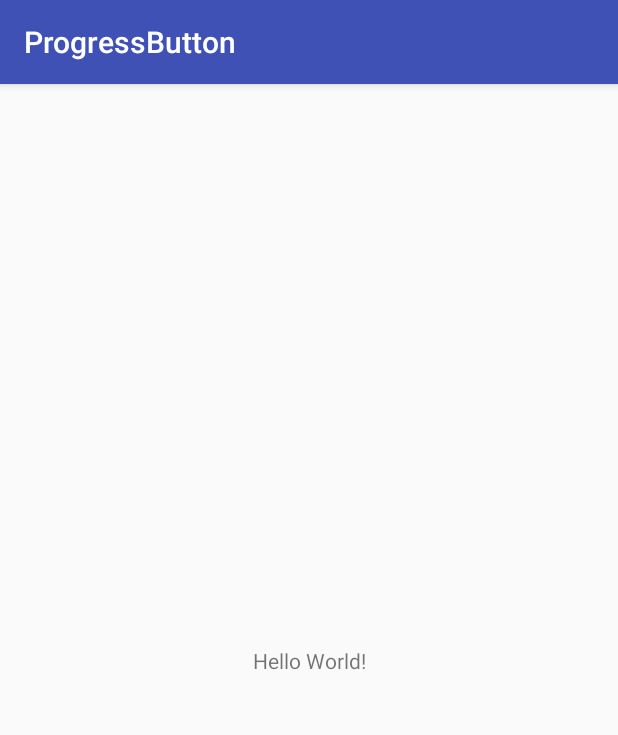
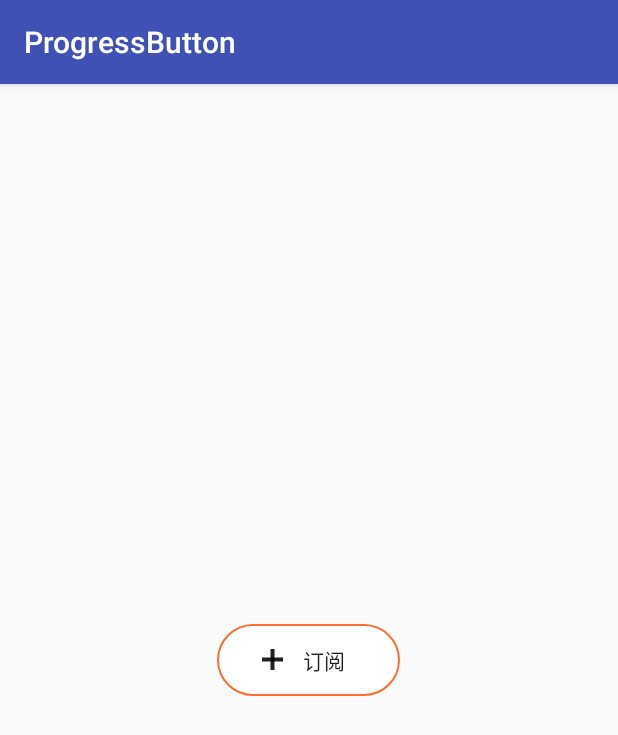
Before and after one commit to TonyEasy/ProgressButton, an Android app: the screen it shows after launch (MainActivity), on a phone screen of 412 x 824 dp. Shown: the top 735 px of the screen. Run offline under Robolectric (Android 15) with nearby library versions, the phone set to English and light mode, and no system bars.

Commit message:
可在xml定义progressbutton状态

```diff
--- a/app/src/main/java/progressbutton/tonyeasy/com/progressbutton/MainActivity.java
+++ b/app/src/main/java/progressbutton/tonyeasy/com/progressbutton/MainActivity.java
@@ -2,12 +2,38 @@ package progressbutton.tonyeasy.com.progressbutton;
 
 import android.support.v7.app.AppCompatActivity;
 import android.os.Bundle;
+import android.view.View;
 
-public class MainActivity extends AppCompatActivity {
+import progressbutton.tonyeasy.com.mylibrary.ProgressButton;
+
+public class MainActivity extends AppCompatActivity implements View.OnClickListener{
+    ProgressButton          progressButton;
 
     @Override
     protected void onCreate(Bundle savedInstanceState) {
         super.onCreate(savedInstanceState);
         setContentView(R.layout.activity_main);
+
+        progressButton = (ProgressButton) findViewById(R.id.button);
+        progressButton.animOff();
+
+        progressButton.setOnClickListener(this);
+    }
+
+    @Override
+    public void onClick(View view) {
+        switch (view.getId()){
+            case R.id.button:
+                progressButton.startRotate();
+                HandlerUtil
+                        .getInstance(MainActivity.this)
+                        .postDelayed(new Runnable() {
+                            @Override
+                            public void run() {
+                                progressButton.animOn();
+                            }
+                        }, 1000);
+                break;
+        }
     }
 }
--- /dev/null
+++ b/app/src/main/res/drawable/button_bg.xml
@@ -0,0 +1,9 @@
+<?xml version="1.0" encoding="utf-8"?>
+<shape xmlns:android="http://schemas.android.com/apk/res/android">
+
+    <corners android:radius="50dp"></corners>
+    <solid android:color="@android:color/white"></solid>
+    <stroke android:color="#ff6d34"
+            android:width="1dp"></stroke>
+
+</shape>
--- a/app/src/main/res/layout/activity_main.xml
+++ b/app/src/main/res/layout/activity_main.xml
@@ -1,18 +1,21 @@
 <?xml version="1.0" encoding="utf-8"?>
-<android.support.constraint.ConstraintLayout xmlns:android="http://schemas.android.com/apk/res/android"
-    xmlns:app="http://schemas.android.com/apk/res-auto"
-    xmlns:tools="http://schemas.android.com/tools"
+<RelativeLayout xmlns:android="http://schemas.android.com/apk/res/android"
     android:layout_width="match_parent"
     android:layout_height="match_parent"
-    tools:context="progressbutton.tonyeasy.com.progressbutton.MainActivity">
+    android:gravity="center"
+    >
 
-    <TextView
+    <progressbutton.tonyeasy.com.mylibrary.ProgressButton
+        xmlns:progressbutton="http://schemas.android.com/apk/res-auto"
+        android:id="@+id/button"
         android:layout_width="wrap_content"
         android:layout_height="wrap_content"
-        android:text="Hello World!"
-        app:layout_constraintBottom_toBottomOf="parent"
-        app:layout_constraintLeft_toLeftOf="parent"
-        app:layout_constraintRight_toRightOf="parent"
-        app:layout_constraintTop_toTopOf="parent" />
+        progressbutton:textOff="@string/dosubscribe"
+        progressbutton:textOn="@string/unsubscribe"
+        progressbutton:drawPadding="7dp"
+        style="?android:borderlessButtonStyle"
+        android:paddingLeft="30dp"
+        android:paddingRight="30dp"
+        android:background="@drawable/button_bg"/>
 
-</android.support.constraint.ConstraintLayout>
+</RelativeLayout>
--- a/app/src/main/res/values/strings.xml
+++ b/app/src/main/res/values/strings.xml
@@ -1,3 +1,7 @@
 <resources>
     <string name="app_name">ProgressButton</string>
+
+    <string name="dosubscribe">&#160;&#160;订阅&#160;&#160;</string>
+    <string name="unsubscribe">已订阅</string>
+
 </resources>
```
Also changed, not shown: app/src/main/java/progressbutton/tonyeasy/com/progressbutton/HandlerUtil.java (added, +27 -0 lines), app/src/main/res/mipmap-xhdpi/img_has_subscribe.png (added), app/src/main/res/mipmap-xhdpi/img_subscribe.png (added), 1 other file.
